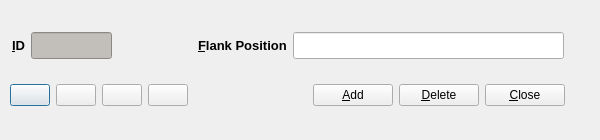
First picture: the form in code/pyqt/gui/flankpos_setup.ui, repository soccermetrics/marcotti-desktop, before the edit.
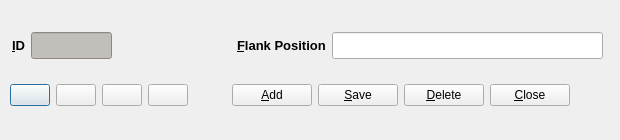
Second picture: the form after the edit. Icons and pictures are not drawn.

Commit message: Added Save button to UIs, rebuilt autocoded Python files (#13)

```diff
--- a/code/pyqt/gui/flankpos_setup.ui
+++ b/code/pyqt/gui/flankpos_setup.ui
@@ -6,20 +6,20 @@
    <rect>
     <x>0</x>
     <y>0</y>
-    <width>600</width>
+    <width>620</width>
     <height>140</height>
    </rect>
   </property>
   <property name="minimumSize">
    <size>
-    <width>600</width>
+    <width>620</width>
     <height>140</height>
    </size>
   </property>
   <property name="maximumSize">
    <size>
-    <width>640</width>
-    <height>180</height>
+    <width>620</width>
+    <height>140</height>
    </size>
   </property>
   <property name="windowTitle">
@@ -30,7 +30,7 @@
     <rect>
      <x>12</x>
      <y>20</y>
-     <width>552</width>
+     <width>591</width>
      <height>51</height>
     </rect>
    </property>
@@ -112,7 +112,7 @@
     <rect>
      <x>10</x>
      <y>70</y>
-     <width>261</width>
+     <width>191</width>
      <height>51</height>
     </rect>
    </property>
@@ -188,12 +188,12 @@
     </item>
    </layout>
   </widget>
-  <widget class="QWidget" name="layoutWidget">
+  <widget class="QWidget" name="layoutWidget_2">
    <property name="geometry">
     <rect>
-     <x>290</x>
+     <x>200</x>
      <y>70</y>
-     <width>275</width>
+     <width>401</width>
      <height>51</height>
     </rect>
    </property>
@@ -220,6 +220,20 @@
        <string>&amp;Add</string>
       </property>
       <property name="icon">
+       <iconset>
+        <normaloff>images/add.png</normaloff>images/add.png</iconset>
+      </property>
+     </widget>
+    </item>
+    <item>
+     <widget class="QPushButton" name="saveEntry">
+      <property name="toolTip">
+       <string>Delete Entry</string>
+      </property>
+      <property name="text">
+       <string>&amp;Save</string>
+      </property>
+      <property name="icon">
        <iconset resource="fmrd_resources.qrc">
         <normaloff>:/images/add.png</normaloff>:/images/add.png</iconset>
       </property>
@@ -253,6 +267,19 @@
       </property>
      </widget>
     </item>
+    <item>
+     <spacer name="horizontalSpacer_4">
+      <property name="orientation">
+       <enum>Qt::Horizontal</enum>
+      </property>
+      <property name="sizeHint" stdset="0">
+       <size>
+        <width>13</width>
+        <height>20</height>
+       </size>
+      </property>
+     </spacer>
+    </item>
    </layout>
   </widget>
  </widget>
```
Left out of the diff: 10 changed lines with no effect on the pictures. The commit also changes 52 other files.
